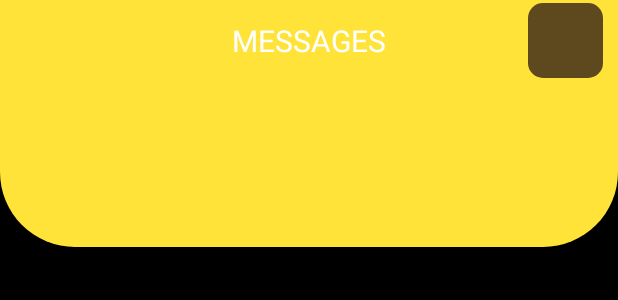
After one commit to AbdulManan777/i190500_i190594, an Android app: the layout activity_chat_main_screen.xml on its own in the app's theme, with its tools: preview values and no code run, on a phone screen of 412 x 824 dp. The commit adds this screen. Shown: the top 300 px of the screen. Run offline under Robolectric (Android 15) with nearby library versions, the phone set to English and light mode, and no system bars.

Commit message:
chat application almost completed but still left

```diff
--- a/app/src/main/java/com/ass2/i190500_i190594/sign_up.java
+++ b/app/src/main/java/com/ass2/i190500_i190594/sign_up.java
@@ -67,8 +67,10 @@ public class sign_up extends AppCompatActivity {
                                 public void onComplete(@NonNull Task<AuthResult> task) {
                                     if (task.isSuccessful()) {
                                         FirebaseUser currentUser = task.getResult().getUser();
-
+                                        // changing the lower line and moving the flow from sign in to chat screen
                                         startActivity(new Intent(sign_up.this, menu_1.class));
+                                        //startActivity(new Intent(sign_up.this, Chat_mainScreen.class));
+                                        finish();
                                         // Merge prevUser and currentUser accounts and data
                                         // ...
                                     } else
--- /dev/null
+++ b/app/src/main/res/drawable/rounded_square.xml
@@ -0,0 +1,9 @@
+<?xml version="1.0" encoding="utf-8"?>
+<shape xmlns:android="http://schemas.android.com/apk/res/android"
+    android:shape="rectangle"
+    >
+    <corners android:bottomLeftRadius="50sp"
+        android:bottomRightRadius="50sp"/>
+    <solid android:color="@color/corn"/>
+
+</shape>
--- /dev/null
+++ b/app/src/main/res/drawable/unseen_msg_counter.xml
@@ -0,0 +1,6 @@
+<?xml version="1.0" encoding="utf-8"?>
+<shape xmlns:android="http://schemas.android.com/apk/res/android">
+    <solid android:color="@color/white"/>
+    <size android:width="20dp" android:height="20dp"/>
+    <corners android:radius="20dp"/>
+</shape>
--- /dev/null
+++ b/app/src/main/res/drawable/user_profile_icon.xml
@@ -0,0 +1,6 @@
+<?xml version="1.0" encoding="utf-8"?>
+<shape xmlns:android="http://schemas.android.com/apk/res/android">
+    <size android:height="50sp" android:width="50sp"/>
+    <solid android:color="@color/brown"/>
+    <corners android:radius="10sp"/>
+</shape>
--- /dev/null
+++ b/app/src/main/res/layout/activity_chat_main_screen.xml
@@ -0,0 +1,85 @@
+<?xml version="1.0" encoding="utf-8"?>
+<LinearLayout xmlns:android="http://schemas.android.com/apk/res/android"
+    xmlns:app="http://schemas.android.com/apk/res-auto"
+    xmlns:tools="http://schemas.android.com/tools"
+    android:layout_width="match_parent"
+    android:layout_height="match_parent"
+    android:background="@color/black"
+    tools:context=".Chat_mainScreen"
+    android:weightSum="5"
+    android:orientation="vertical"
+    >
+    <LinearLayout
+        android:layout_weight="1"
+        android:weightSum="3"
+        android:layout_width="match_parent"
+        android:layout_height="0dp"
+        android:background="@drawable/rounded_square"
+        android:orientation="vertical"
+        >
+
+        <LinearLayout
+            android:layout_weight="1"
+            android:layout_width="match_parent"
+            android:layout_height="0dp">
+            <RelativeLayout
+                android:layout_width="match_parent"
+                android:layout_height="match_parent">
+                <TextView
+                    android:layout_width="wrap_content"
+                    android:layout_height="wrap_content"
+                    android:text="MESSAGES"
+                    android:layout_gravity="bottom"
+                    android:layout_centerInParent="true"
+                    android:textSize="20sp"
+                    android:textColor="#ffff"
+                    />
+                <ImageView
+                    android:layout_width="wrap_content"
+                    android:layout_height="wrap_content"
+                    android:background="@drawable/user_profile_icon"
+                    android:layout_alignParentRight="true"
+                    android:layout_centerVertical="true"
+                    android:layout_marginRight="10sp"
+                    />
+            </RelativeLayout>
+        </LinearLayout>
+        <LinearLayout
+            android:layout_weight="2"
+            android:layout_width="match_parent"
+            android:layout_height="0dp"
+            android:orientation="horizontal"
+            android:gravity="center"
+            >
+            <androidx.recyclerview.widget.RecyclerView
+                android:orientation="horizontal"
+                android:layout_width="match_parent"
+                android:layout_height="match_parent">
+
+            </androidx.recyclerview.widget.RecyclerView>
+
+        </LinearLayout>
+    </LinearLayout>
+
+    <LinearLayout
+        android:layout_weight="3"
+        android:layout_width="match_parent"
+        android:layout_height="0dp">
+        <androidx.recyclerview.widget.RecyclerView
+            android:layout_width="match_parent"
+            android:layout_height="match_parent"
+            android:id="@+id/msgs_list_RV"
+            >
+        </androidx.recyclerview.widget.RecyclerView>
+
+    </LinearLayout>
+
+    <LinearLayout
+        android:layout_weight="1"
+        android:layout_width="match_parent"
+        android:layout_height="0dp">
+
+    </LinearLayout>
+
+
+</LinearLayout>
--- a/app/src/main/res/layout/activity_song_title.xml
+++ b/app/src/main/res/layout/activity_song_title.xml
@@ -106,12 +106,13 @@
 
         <RelativeLayout
             android:layout_width="wrap_content"
-            android:layout_height="match_parent"
-            android:gravity="bottom"
+            android:layout_height="wrap_content"
+
             >
             <ImageView
                 android:layout_width="wrap_content"
                 android:layout_height="wrap_content"
+                android:layout_alignParentBottom="true"
                 android:src="@drawable/submit_button"
                 ></ImageView>
         </RelativeLayout>
```
Also changed, not shown: app/src/main/AndroidManifest.xml (+14 -0 lines), app/src/main/java/com/ass2/i190500_i190594/ChatBox.java (added, +36 -0 lines), app/src/main/java/com/ass2/i190500_i190594/Chat_mainScreen.java (added, +99 -0 lines), app/src/main/java/com/ass2/i190500_i190594/Messages_adapter.java (added, +76 -0 lines), app/src/main/java/com/ass2/i190500_i190594/Messages_list.java (added, +32 -0 lines), app/src/main/res/layout/activity_chat_box.xml (added, +70 -0 lines), app/src/main/res/layout/message_box.xml (added, +78 -0 lines).
